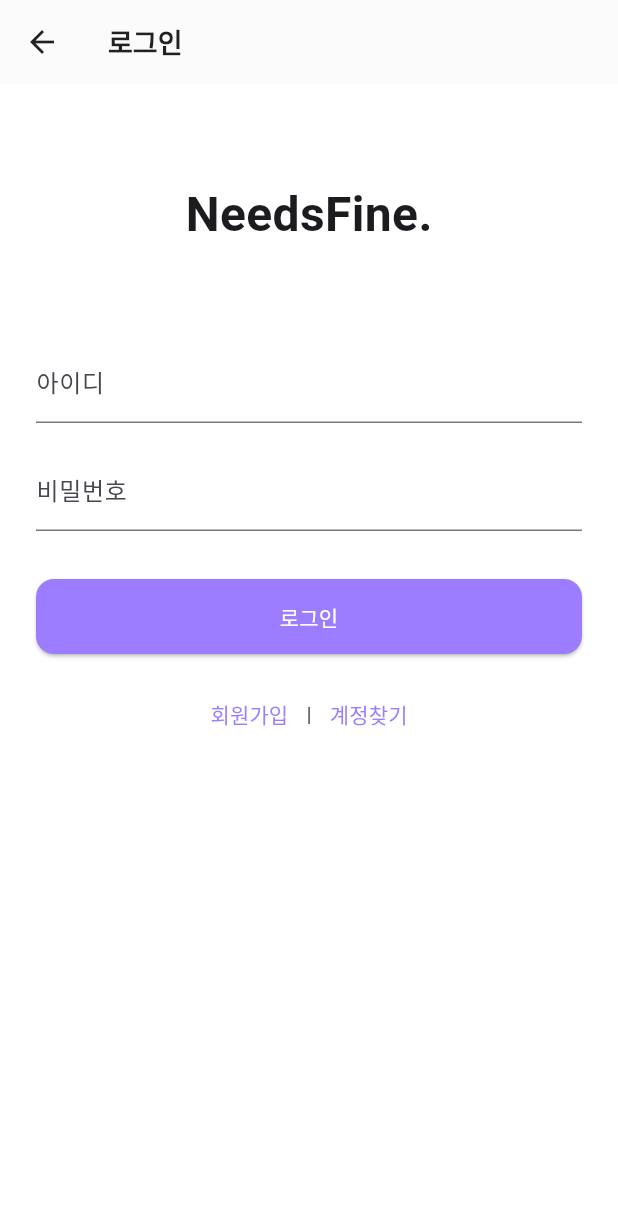
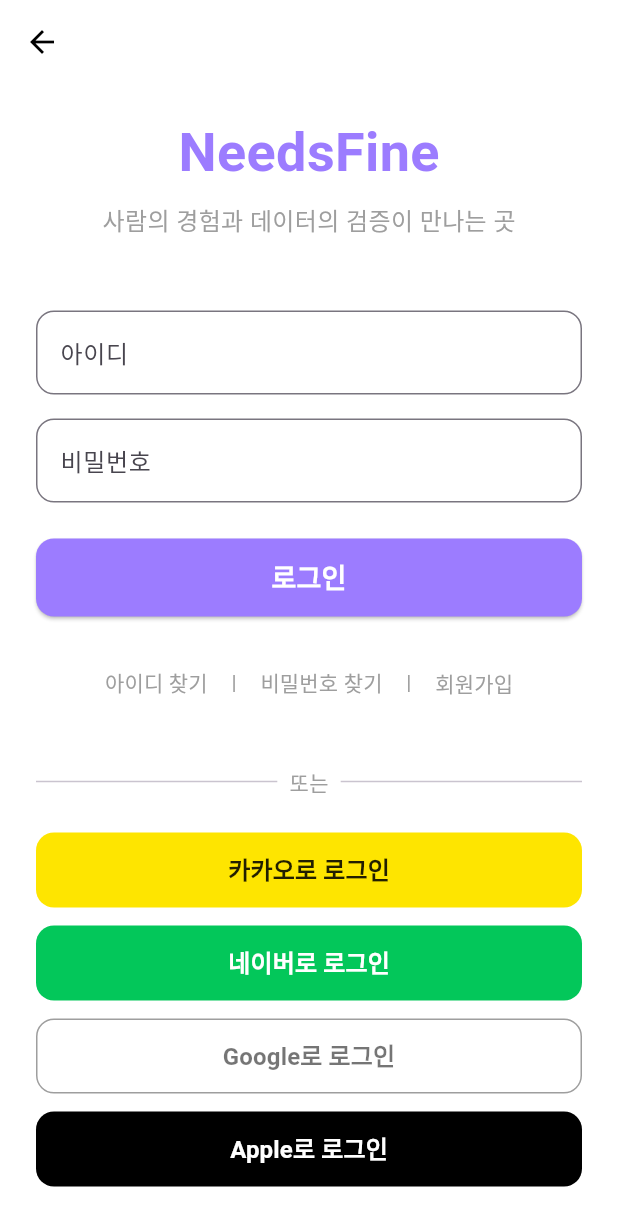
Before and after one commit to DongBaBaDa/needsfine_app, a Flutter app: the LoginScreen screen opened by its route, on a phone screen of 412 x 824 dp. Shown: the top 1226 px of the screen. Run offline on Flutter 3.47's test engine with Material 3 defaults, Android fonts, the light colour scheme and no system bars; our stand-ins replace geolocator, google_maps_flutter, permission_handler, scrollable_positioned_list, shared_preferences; missing offline and left inert: carousel_slider_plus; accounts and stored records are empty; Roboto replaces fonts that are missing (GmarketSans, NotoSansKR).

Commit message:
2025년 11월 23일 04시

```diff
--- a/lib/screens/login_screen.dart
+++ b/lib/screens/login_screen.dart
@@ -1,5 +1,6 @@
 import 'package:flutter/material.dart';
-import 'package:needsfine_app/main.dart'; // Reverted import
+import 'package:needsfine_app/main.dart';
+import 'package:needsfine_app/core/needsfine_theme.dart';
 
 class LoginScreen extends StatefulWidget {
   const LoginScreen({super.key});
@@ -21,9 +22,6 @@ class _LoginScreenState extends State<LoginScreen> {
 
   void _onLogin() {
     if (_idController.text == "user" && _pwController.text == "1234") {
-      ScaffoldMessenger.of(context).showSnackBar(
-        const SnackBar(content: Text("로그인 되었습니다.")),
-      );
       isLoggedIn.value = true;
       Navigator.pushNamedAndRemoveUntil(context, '/home', (route) => false);
     } else {
@@ -33,10 +31,7 @@ class _LoginScreenState extends State<LoginScreen> {
           title: const Text("로그인 실패"),
           content: const Text("아이디 또는 비밀번호가 일치하지 않습니다."),
           actions: [
-            TextButton(
-              onPressed: () => Navigator.pop(ctx),
-              child: const Text("확인"),
-            ),
+            TextButton(onPressed: () => Navigator.pop(ctx), child: const Text("확인")),
           ],
         ),
       );
@@ -46,57 +41,111 @@ class _LoginScreenState extends State<LoginScreen> {
   @override
   Widget build(BuildContext context) {
     return Scaffold(
-      appBar: AppBar(title: const Text("로그인")),
+      backgroundColor: Colors.white,
+      appBar: AppBar(backgroundColor: Colors.white, elevation: 0, leading: const BackButton(color: Colors.black)),
       body: SingleChildScrollView(
-        padding: const EdgeInsets.all(24.0),
+        padding: const EdgeInsets.symmetric(horizontal: 24.0),
         child: Column(
           crossAxisAlignment: CrossAxisAlignment.stretch,
           children: [
-            const SizedBox(height: 40),
+            const SizedBox(height: 20),
             const Center(
               child: Text(
-                "NeedsFine.",
-                style: TextStyle(
-                  fontSize: 32,
-                  fontWeight: FontWeight.bold,
-                ),
+                "NeedsFine",
+                style: TextStyle(fontSize: 36, fontWeight: FontWeight.bold, color: kNeedsFinePurple, fontFamily: 'GmarketSans'),
               ),
             ),
-            const SizedBox(height: 60),
+            const SizedBox(height: 8),
+            const Center(
+              child: Text(
+                "사람의 경험과 데이터의 검증이 만나는 곳",
+                style: TextStyle(fontSize: 16, color: Colors.grey),
+              ),
+            ),
+            const SizedBox(height: 48),
             TextField(
               controller: _idController,
-              decoration: const InputDecoration(labelText: "아이디"),
+              decoration: const InputDecoration(
+                labelText: '아이디',
+                border: OutlineInputBorder(borderRadius: BorderRadius.all(Radius.circular(12))),
+              ),
             ),
             const SizedBox(height: 16),
             TextField(
               controller: _pwController,
               obscureText: true,
-              decoration: const InputDecoration(labelText: "비밀번호"),
+              decoration: const InputDecoration(
+                labelText: '비밀번호',
+                border: OutlineInputBorder(borderRadius: BorderRadius.all(Radius.circular(12))),
+              ),
             ),
-            const SizedBox(height: 32),
+            const SizedBox(height: 24),
             ElevatedButton(
               onPressed: _onLogin,
-              style: ElevatedButton.styleFrom(minimumSize: const Size(0, 50)),
-              child: const Text("로그인"),
+              style: ElevatedButton.styleFrom(
+                backgroundColor: kNeedsFinePurple,
+                foregroundColor: Colors.white,
+                minimumSize: const Size(0, 52),
+                shape: RoundedRectangleBorder(borderRadius: BorderRadius.circular(12)),
+              ),
+              child: const Text("로그인", style: TextStyle(fontSize: 18, fontWeight: FontWeight.bold)),
             ),
-            const SizedBox(height: 16),
+            const SizedBox(height: 20),
             Row(
               mainAxisAlignment: MainAxisAlignment.center,
               children: [
-                TextButton(
-                  onPressed: () => Navigator.pushNamed(context, '/join-select'),
-                  child: const Text("회원가입"),
-                ),
-                const Text("|"),
-                TextButton(
-                  onPressed: () => Navigator.pushNamed(context, '/find-account'),
-                  child: const Text("계정찾기"),
-                ),
+                TextButton(onPressed: () {}, child: const Text("아이디 찾기", style: TextStyle(color: Colors.grey))),
+                const Text(" | ", style: TextStyle(color: Colors.grey)),
+                TextButton(onPressed: () {}, child: const Text("비밀번호 찾기", style: TextStyle(color: Colors.grey))),
+                const Text(" | ", style: TextStyle(color: Colors.grey)),
+                TextButton(onPressed: () => Navigator.pushNamed(context, '/join-select'), child: const Text("회원가입", style: TextStyle(color: Colors.grey))),
               ],
-            )
+            ),
+            const SizedBox(height: 32),
+            const Row(
+              children: [
+                Expanded(child: Divider()),
+                Padding(padding: EdgeInsets.symmetric(horizontal: 8), child: Text("또는", style: TextStyle(color: Colors.grey))),
+                Expanded(child: Divider()),
+              ],
+            ),
+            const SizedBox(height: 24),
+            _buildSocialLoginButton(image: 'assets/images/kakao_logo.png', text: '카카오로 로그인', color: const Color(0xFFFEE500), textColor: Colors.black87),
+            const SizedBox(height: 12),
+            _buildSocialLoginButton(image: 'assets/images/naver_logo.png', text: '네이버로 로그인', color: const Color(0xFF03C75A), textColor: Colors.white),
+            const SizedBox(height: 12),
+            _buildSocialLoginButton(image: 'assets/images/google_logo.png', text: 'Google로 로그인', color: Colors.white, textColor: Colors.black54, hasBorder: true),
+            const SizedBox(height: 12),
+            _buildSocialLoginButton(image: 'assets/images/apple_logo.png', text: 'Apple로 로그인', color: Colors.black, textColor: Colors.white),
+            const SizedBox(height: 48),
+            const Text(
+              "계속 진행하시면 NeedsFine의 서비스 이용약관 및 개인정보 처리방침에 동의하는 것으로 간주됩니다.",
+              textAlign: TextAlign.center,
+              style: TextStyle(fontSize: 12, color: Colors.grey),
+            ),
+             const SizedBox(height: 24),
           ],
         ),
       ),
     );
   }
+
+  Widget _buildSocialLoginButton({required String image, required String text, required Color color, required Color textColor, bool hasBorder = false}) {
+    return ElevatedButton(
+      onPressed: () {},
+      style: ElevatedButton.styleFrom(
+        backgroundColor: color,
+        foregroundColor: textColor,
+        minimumSize: const Size(double.infinity, 50),
+        shape: RoundedRectangleBorder(
+          borderRadius: BorderRadius.circular(12),
+          side: hasBorder ? const BorderSide(color: Colors.grey) : BorderSide.none,
+        ),
+        elevation: 0,
+      ),
+      // The Row was replaced by a simple Text widget to ensure perfect centering.
+      // The logo will be added back later.
+      child: Text(text, style: const TextStyle(fontWeight: FontWeight.bold, fontSize: 16)),
+    );
+  }
 }
```
